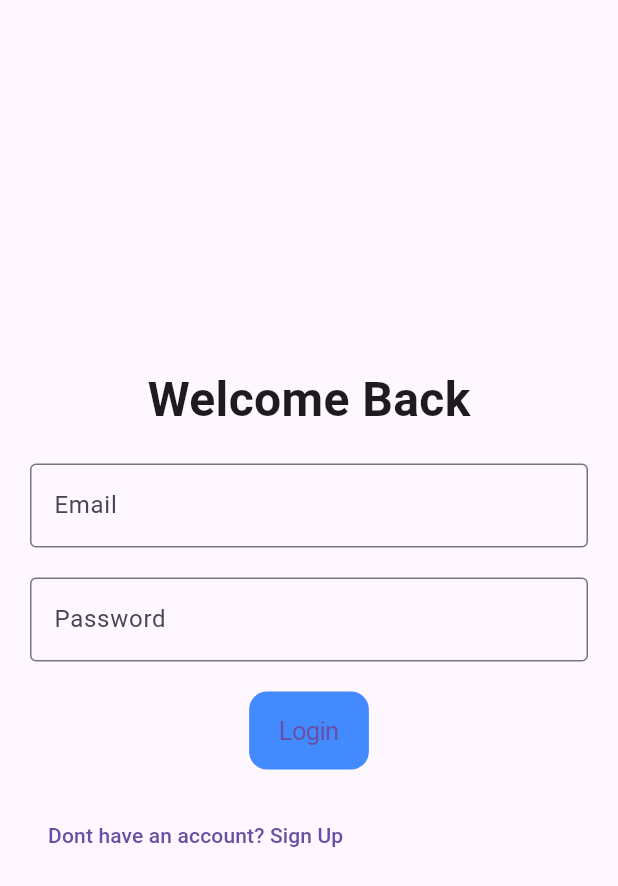
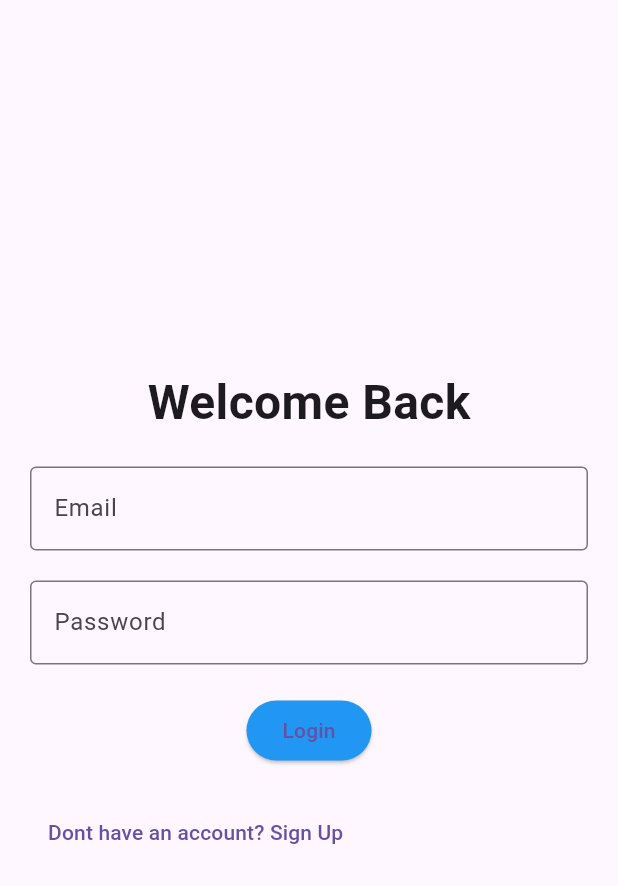
Before and after one commit to jyyoooo/websocket-chat, a Flutter app: the screen it shows after launch, on a phone screen of 412 x 824 dp. Shown: the top 886 px of the screen. Run offline on Flutter 3.47's test engine with Material 3 defaults, Android fonts, the phone set to English and light mode, and no system bars; our stand-ins replace equatable, firebase_auth, firebase_core, flutter_bloc, hive, hive_flutter; accounts and stored records are empty.

Commit message:
core functionallity done

```diff
--- a/lib/controller/cubits/session_cubit/session_list_cubit.dart
+++ b/lib/controller/cubits/session_cubit/session_list_cubit.dart
@@ -15,6 +15,7 @@ class SessionListCubit extends Cubit<SessionListState> {
 
   Future<void> loadSessions() async {
     try {
+
       emit(SessionListLoading());
       final sessions = await userSessionManager.getAllSessions();
       if (sessions.isEmpty) {
--- a/lib/view/authentication/login_page.dart
+++ b/lib/view/authentication/login_page.dart
@@ -70,14 +70,21 @@ class LoginPage extends StatelessWidget {
                             current is AuthLoading,
                         builder: (context, state) {
                           if (state is AuthLoading) {
-                            return CupertinoButton(
-                                color: Colors.blueAccent,
+                            return ElevatedButton(
+                                style: const ButtonStyle(
+                                  backgroundColor:
+                                      MaterialStatePropertyAll(Colors.blue),
+                                ),
                                 child: const CupertinoActivityIndicator(
                                   color: Colors.white,
                                 ),
                                 onPressed: () {});
                           } else {
-                            return CupertinoButton(
+                            return ElevatedButton(
+                              style: const ButtonStyle(
+                                backgroundColor:
+                                    MaterialStatePropertyAll(Colors.blue),
+                              ),
                               onPressed: () {
                                 if (!_formKey.currentState!.validate()) {
                                   ScaffoldMessenger.of(context).showSnackBar(
@@ -90,7 +97,6 @@ class LoginPage extends StatelessWidget {
                                       password: passwordController.text));
                                 }
                               },
-                              color: Colors.blueAccent,
                               child: const Text('Login'),
                             );
                           }
--- a/lib/view/chats/chat_screen.dart
+++ b/lib/view/chats/chat_screen.dart
@@ -30,7 +30,7 @@ class _ChatScreenState extends State<ChatScreen> {
 
   @override
   void dispose() {
-    log('in dispose');
+    log('disposing chat screen');
     super.dispose();
   }
 
```
Also changed, not shown: lib/controller/blocs/session_controller.dart (+5 -3 lines), lib/view/authentication/signup_page.dart (+10 -4 lines).
